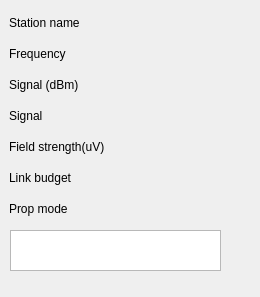
This is FGPropagationTool/stationsignalform.ui in QDeltaSoft/qradiopredict as Qt 5 draws it before an edit. The edited form follows.
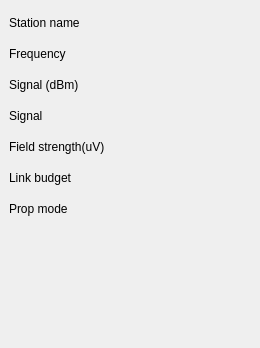
This is the edited form. Icons and pictures are not drawn.

```diff
--- a/FGPropagationTool/stationsignalform.ui
+++ b/FGPropagationTool/stationsignalform.ui
@@ -7,7 +7,7 @@
     <x>0</x>
     <y>0</y>
     <width>260</width>
-    <height>297</height>
+    <height>348</height>
    </rect>
   </property>
   <property name="minimumSize">
@@ -193,20 +193,29 @@
     </item>
    </layout>
   </widget>
-  <widget class="QGraphicsView" name="graphicsView">
+  <widget class="QLabel" name="labelSmeter">
    <property name="geometry">
     <rect>
      <x>10</x>
      <y>230</y>
-     <width>211</width>
-     <height>41</height>
-    </rect>
-   </property>
-   <property name="minimumSize">
-    <size>
      <width>191</width>
-     <height>32</height>
-    </size>
+     <height>31</height>
+    </rect>
+   </property>
+   <property name="sizePolicy">
+    <sizepolicy hsizetype="Fixed" vsizetype="Preferred">
+     <horstretch>0</horstretch>
+     <verstretch>0</verstretch>
+    </sizepolicy>
+   </property>
+   <property name="text">
+    <string/>
+   </property>
+   <property name="pixmap">
+    <pixmap resource="resources.qrc">:/icons/images/s-meter-scale2.png</pixmap>
+   </property>
+   <property name="scaledContents">
+    <bool>false</bool>
    </property>
   </widget>
  </widget>
```
Left out of the diff: 4 changed lines with no effect on the pictures.
